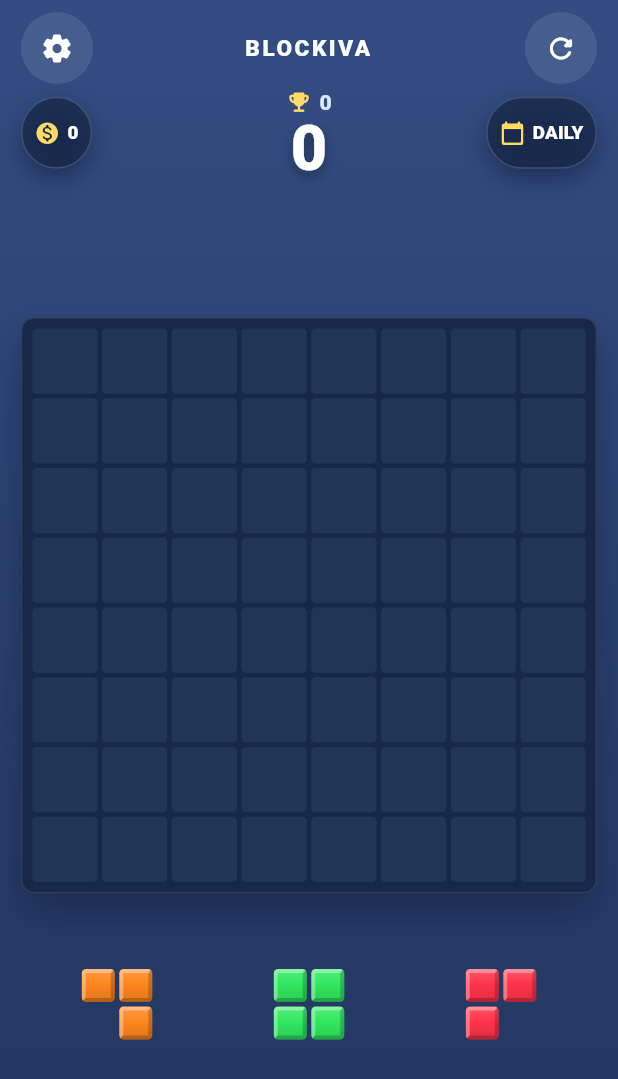
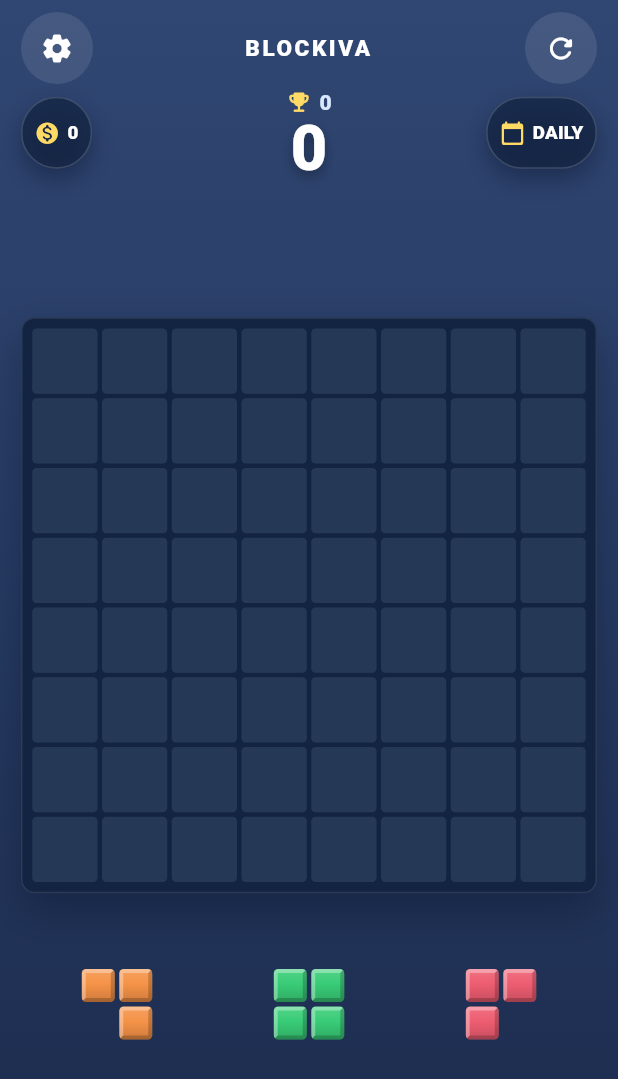
Before and after one commit to Avi-2024/Block-Puzzle, a Flutter app: the screen it shows after launch, on a phone screen of 412 x 824 dp. Shown: the top 1079 px of the screen. Run offline on Flutter 3.47's test engine with Material 3 defaults, Android fonts, the phone set to English and light mode, and no system bars; our stand-ins replace audioplayers, google_mobile_ads, shared_preferences; statements that could not run were skipped.

Commit message:
Polish mobile clear rewards, score motion and puzzle palette

```diff
--- a/lib/core/theme/app_theme.dart
+++ b/lib/core/theme/app_theme.dart
@@ -15,30 +15,29 @@ abstract final class AppTheme {
   static const Color warning = Color(0xFFFFDA64);
   static const Color danger = Color(0xFFFF5573);
 
-  // Approved gameplay direction: Blockiva should feel board-first, glossy,
-  // colorful and relaxed. These tokens deliberately keep the screen close to
-  // the approved reference while staying original and readable on Android.
-  static const Color gameBackgroundTop = Color(0xFF334D83);
-  static const Color gameBackgroundMid = Color(0xFF35218A);
-  static const Color gameBackgroundBottom = Color(0xFF21355D);
-  static const Color gameBoard = Color(0xFF162747);
+  // A quiet midnight-blue stage keeps the bright pieces and rewards legible.
+  static const Color gameBackgroundTop = Color(0xFF304773);
+  static const Color gameBackgroundMid = Color(0xFF283B65);
+  static const Color gameBackgroundBottom = Color(0xFF1B2B4D);
+  static const Color gameBoard = Color(0xFF132442);
   static const Color gameBoardDeep = Color(0xFF020819);
-  static const Color gameCell = Color(0xFF203657);
-  static const Color gameCellEdge = Color(0xFF49628A);
+  static const Color gameCell = Color(0xFF253957);
+  static const Color gameCellEdge = Color(0xFF536D96);
   static const Color gameText = Color(0xFFFFFFFF);
   static const Color gameTextMuted = Color(0xFFD9E7FF);
   static const Color gameOverlay = Color(0xDC071330);
+  static const Color rewardGold = Color(0xFFFFDC77);
 
   // Bright, clearly distinguishable puzzle colors. The engine stores only
   // palette indices; presentation owns the actual color system.
   static const List<Color> piecePalette = <Color>[
-    Color(0xFF17A8FF), // blue
-    Color(0xFF19DFFF), // cyan
-    Color(0xFF31E85F), // green
-    Color(0xFFFFD735), // yellow
-    Color(0xFFFF861E), // orange
-    Color(0xFFFF334A), // red
-    Color(0xFF9E45FF), // purple
+    Color(0xFF399FEF), // blue
+    Color(0xFF26C7DC), // cyan
+    Color(0xFF39CC77), // green
+    Color(0xFFF6CC4F), // yellow
+    Color(0xFFF59348), // orange
+    Color(0xFFEE5D71), // coral
+    Color(0xFFA871EC), // violet
   ];
 
   static LinearGradient pieceGradient(int index) {
@@ -47,9 +46,9 @@ abstract final class AppTheme {
       begin: Alignment.topCenter,
       end: Alignment.bottomCenter,
       colors: <Color>[
-        Color.lerp(base, Colors.white, .18)!,
+        Color.lerp(base, Colors.white, .13)!,
         base,
-        Color.lerp(base, Colors.black, .12)!,
+        Color.lerp(base, Colors.black, .16)!,
       ],
       stops: const <double>[0, .45, 1],
     );
--- a/lib/features/game/presentation/unified_game_screen.dart
+++ b/lib/features/game/presentation/unified_game_screen.dart
@@ -20,9 +20,11 @@ import '../../progression/presentation/progression_bootstrap.dart';
 import '../application/game_session_controller.dart';
 import '../domain/block_piece.dart';
 import '../domain/game_engine.dart';
+import '../domain/move_result.dart';
 import 'board_drag_projector.dart';
 import 'board_clear_effect.dart';
 import 'clear_prediction.dart';
+import 'clear_reward_effect.dart';
 import 'piece_tray.dart';
 import 'piece_view.dart';
 
@@ -60,6 +62,7 @@ class _UnifiedGameScreenState extends State<UnifiedGameScreen> with WidgetsBindi
 
   _PlacementPreview? _preview;
   String? _moveFeedback;
+  MoveResult? _clearReward;
   Set<int> _clearedRows = <int>{};
   Set<int> _clearedCols = <int>{};
   var _feedbackToken = 0;
@@ -228,14 +231,9 @@ class _UnifiedGameScreenState extends State<UnifiedGameScreen> with WidgetsBindi
     final move = _controller.lastMove;
     if (move != null && move.linesCleared > 0) {
       unawaited(_haptics.reward());
+      setState(() => _clearReward = move);
       unawaited(_flashClearedLines(move.clearedRows, move.clearedCols));
       unawaited(move.combo > 1 ? _audio.playCombo() : _audio.playClear());
-      final String label = move.combo > 1
-          ? 'COMBO x${move.combo}  +${move.scoreGained}'
-          : move.linesCleared > 1
-          ? '${move.linesCleared} LINES  +${move.scoreGained}'
-          : '+${move.scoreGained}';
-      unawaited(_showMoveFeedback(label));
     } else {
       unawaited(_haptics.selection());
       unawaited(_audio.playPlacement());
@@ -294,11 +292,12 @@ class _UnifiedGameScreenState extends State<UnifiedGameScreen> with WidgetsBindi
         _clearedCols = cols.toSet();
       });
     }
-    await Future<void>.delayed(const Duration(milliseconds: 420));
+    await Future<void>.delayed(const Duration(milliseconds: 680));
     if (!mounted || token != _clearFlashToken) return;
     setState(() {
       _clearedRows = <int>{};
       _clearedCols = <int>{};
+      _clearReward = null;
     });
   }
 
@@ -369,6 +368,7 @@ class _UnifiedGameScreenState extends State<UnifiedGameScreen> with WidgetsBindi
     setState(() {
       _preview = null;
       _moveFeedback = null;
+      _clearReward = null;
       _clearedRows = <int>{};
       _clearedCols = <int>{};
       _outcomeVisible = false;
@@ -492,6 +492,7 @@ class _UnifiedGameScreenState extends State<UnifiedGameScreen> with WidgetsBindi
                             clearedRows: _clearedRows,
                             clearedCols: _clearedCols,
                             clearToken: _clearFlashToken,
+                            reward: _clearReward,
                           ),
                                 ),
                               ),
@@ -746,28 +747,7 @@ class _ScoreDisplay extends StatelessWidget {
           ],
         ),
         const SizedBox(height: 1),
-        TweenAnimationBuilder<double>(
-          tween: Tween<double>(begin: score.toDouble(), end: score.toDouble()),
-          duration: Duration(milliseconds: MediaQuery.disableAnimationsOf(context) ? 0 : 160),
-          builder: (context, value, child) => Text(
-            '${value.round()}',
-            semanticsLabel: 'Score $score',
-            style: const TextStyle(
-              color: AppTheme.gameText,
-              fontSize: 42,
-              height: .95,
-              fontWeight: FontWeight.w900,
-              letterSpacing: -1.5,
-              shadows: <Shadow>[
-                Shadow(
-                  color: Color(0x55000000),
-                  blurRadius: 10,
-                  offset: Offset(0, 4),
-                ),
-              ],
-            ),
-          ),
-        ),
+        _AnimatedScore(score: score),
         if (challenge != null) ...<Widget>[
           const SizedBox(height: 6),
           Container(
@@ -792,6 +772,68 @@ class _ScoreDisplay extends StatelessWidget {
   }
 }
 
+/// Retargets from the current displayed value when moves arrive quickly.
+class _AnimatedScore extends StatefulWidget {
+  const _AnimatedScore({required this.score});
+
+  final int score;
+
+  @override
+  State<_AnimatedScore> createState() => _AnimatedScoreState();
+}
+
+class _AnimatedScoreState extends State<_AnimatedScore> with SingleTickerProviderStateMixin {
+  late final AnimationController _animation = AnimationController(
+    vsync: this, duration: const Duration(milliseconds: 420),
+  );
+  late double _from = widget.score.toDouble();
+  late double _to = widget.score.toDouble();
+
+  @override
+  void didUpdateWidget(covariant _AnimatedScore oldWidget) {
+    super.didUpdateWidget(oldWidget);
+    if (oldWidget.score == widget.score) return;
+    _from = _currentValue;
+    _to = widget.score.toDouble();
+    _animation.forward(from: 0);
+  }
+
+  double get _currentValue => _from + (_to - _from) * Curves.easeOutCubic.transform(_animation.value);
+
+  @override
+  void dispose() {
+    _animation.dispose();
+    super.dispose();
+  }
+
+  @override
+  Widget build(BuildContext context) => AnimatedBuilder(
+    animation: _animation,
+    builder: (context, child) {
+      final bool reducedMotion = MediaQuery.disableAnimationsOf(context);
+      final double progress = reducedMotion ? 1 : _animation.value;
+      final double value = reducedMotion ? _to : _currentValue;
+      return Transform.scale(
+        scale: 1 + (reducedMotion ? 0 : .065 * math.sin(math.pi * progress)),
+        child: Text(
+          '${value.round()}',
+          semanticsLabel: 'Score ${widget.score}',
+          style: const TextStyle(
+            color: AppTheme.gameText,
+            fontSize: 42,
+            height: .95,
+            fontWeight: FontWeight.w900,
+            letterSpacing: -1.5,
+            shadows: <Shadow>[
+              Shadow(color: Color(0x55000000), blurRadius: 10, offset: Offset(0, 4)),
+            ],
+          ),
+        ),
+      );
+    },
+  );
+}
+
 class _Board extends StatelessWidget {
   const _Board({
     required this.gridKey,
@@ -800,6 +842,7 @@ class _Board extends StatelessWidget {
     required this.clearedRows,
     required this.clearedCols,
     required this.clearToken,
+    required this.reward,
   });
 
   final GlobalKey gridKey;
@@ -808,6 +851,7 @@ class _Board extends StatelessWidget {
   final Set<int> clearedRows;
   final Set<int> clearedCols;
   final int clearToken;
+  final MoveResult? reward;
 
   @override
   Widget build(BuildContext context) {
@@ -859,6 +903,15 @@ class _Board extends StatelessWidget {
           if (clearedRows.isNotEmpty || clearedCols.isNotEmpty)
             Positioned.fill(child: BoardClearEffect(
               key: ValueKey<int>(clearToken), rows: clearedRows, cols: clearedCols,
+            )),
+          if (reward != null)
+            Positioned.fill(child: ClearRewardEffect(
+              key: ValueKey<int>(clearToken),
+              points: reward!.scoreGained,
+              lines: reward!.linesCleared,
+              combo: reward!.combo,
+              rows: clearedRows,
+              cols: clearedCols,
             )),
           ],
           ),
```
Also changed, not shown: lib/features/game/presentation/board_clear_effect.dart (+22 -8 lines), lib/features/game/presentation/clear_reward_effect.dart (added, +89 -0 lines), 1 other file.
